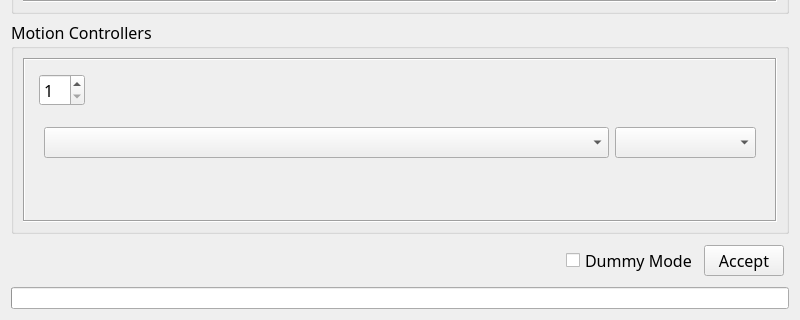
The window that ui/device_manager.ui (mitbailey/MMC) describes before a commit, drawn with Qt 5; both pictures show x 0 to 800 and y 280 to 600 of the 800 by 600 pixel window.
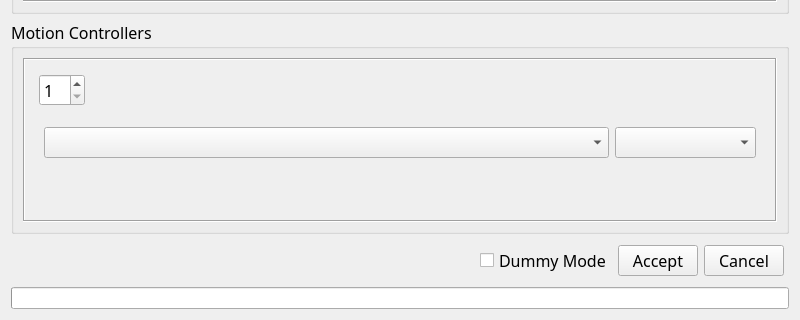
The same window after the commit.

What changed in the file:
```diff
--- a/ui/device_manager.ui
+++ b/ui/device_manager.ui
@@ -366,7 +366,7 @@
      <item>
       <widget class="QLabel" name="current_loading_status">
        <property name="text">
-        <string>                    </string>
+        <string/>
        </property>
       </widget>
      </item>
@@ -409,6 +409,19 @@
        </property>
       </widget>
      </item>
+     <item>
+      <widget class="QPushButton" name="cancel_button">
+       <property name="font">
+        <font>
+         <family>Segoe UI Semibold</family>
+         <pointsize>12</pointsize>
+        </font>
+       </property>
+       <property name="text">
+        <string>Cancel</string>
+       </property>
+      </widget>
+     </item>
     </layout>
    </item>
    <item>
```
